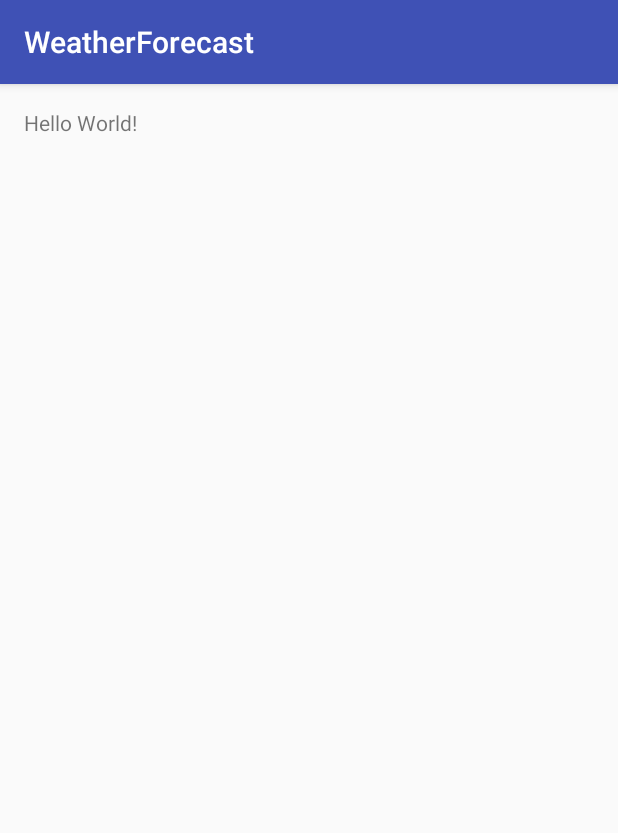
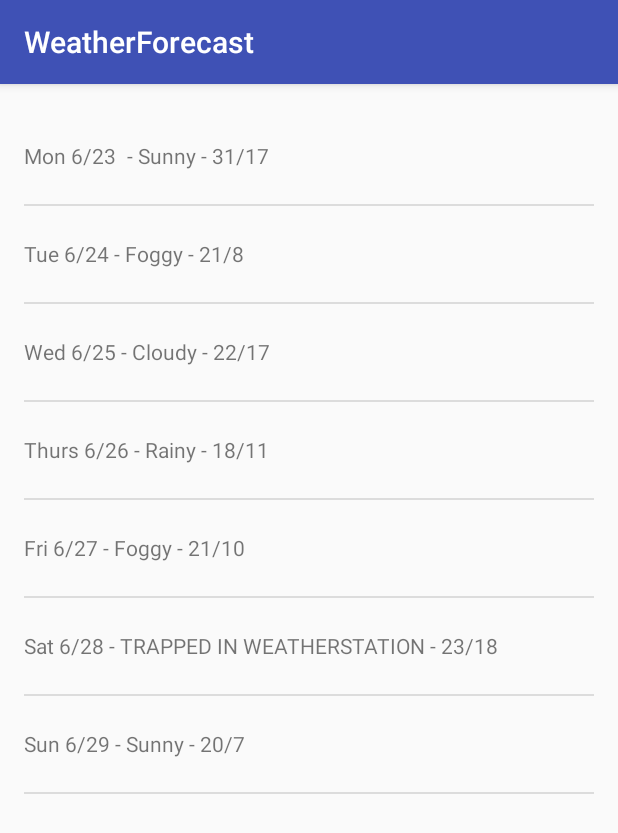
Before and after one commit to puruya/WeatherForecast, an Android app: the screen it shows after launch (MainActivity), on a phone screen of 412 x 824 dp. Shown: the top 833 px of the screen. Run offline under Robolectric (Android 15) with nearby library versions, the phone set to English and light mode, and no system bars.

Commit message:
Let's do it 1.

```diff
--- a/app/build.gradle
+++ b/app/build.gradle
@@ -22,5 +22,6 @@ android {
 dependencies {
     compile fileTree(dir: 'libs', include: ['*.jar'])
     testCompile 'junit:junit:4.12'
-    compile 'com.android.support:appcompat-v7:23.3.0'
+    compile 'com.android.support:appcompat-v7:23.4.0'
+    compile 'com.android.support:support-v4:23.4.0'
 }
--- a/app/src/main/java/com/loyid/weatherforecast/MainActivity.java
+++ b/app/src/main/java/com/loyid/weatherforecast/MainActivity.java
@@ -9,5 +9,13 @@ public class MainActivity extends AppCompatActivity {
     protected void onCreate(Bundle savedInstanceState) {
         super.onCreate(savedInstanceState);
         setContentView(R.layout.activity_main);
+
+        /*
+        if (savedInstanceState == null) {
+            getSupportFragmentManager().beginTransaction()
+                    .add(R.id.container, new ForecastFragment())
+                    .commit();
+        }
+        */
     }
 }
--- /dev/null
+++ b/app/src/main/java/com/loyid/weatherforecast/MainFragment.java
@@ -0,0 +1,74 @@
+package com.loyid.weatherforecast;
+
+
+import android.os.Bundle;
+import android.support.v4.app.Fragment;
+import android.view.LayoutInflater;
+import android.view.View;
+import android.view.ViewGroup;
+import android.widget.AdapterView;
+import android.widget.ArrayAdapter;
+import android.widget.ListView;
+import android.widget.Toast;
+
+import java.util.ArrayList;
+import java.util.Arrays;
+import java.util.List;
+
+
+/**
+ * A simple {@link Fragment} subclass.
+ */
+public class MainFragment extends Fragment {
+
+    private ArrayAdapter<String> mForecastAdapter;
+
+    public MainFragment() {
+        // Required empty public constructor
+    }
+
+
+    @Override
+    public View onCreateView(LayoutInflater inflater, ViewGroup container,
+                             Bundle savedInstanceState) {
+        // Create some dummy data for the ListView.  Here's a sample weekly forecast
+        String[] data = {
+                "Mon 6/23 - Sunny - 31/17",
+                "Tue 6/24 - Foggy - 21/8",
+                "Wed 6/25 - Cloudy - 22/17",
+                "Thurs 6/26 - Rainy - 18/11",
+                "Fri 6/27 - Foggy - 21/10",
+                "Sat 6/28 - TRAPPED IN WEATHERSTATION - 23/18",
+                "Sun 6/29 - Sunny - 20/7"
+        };
+
+        List<String> weekForecast = new ArrayList<String>(Arrays.asList(data));
+
+        // Now that we have some dummy forecast data, create an ArrayAdapter.
+        // The ArrayAdapter will take data from a source (like our dummy forecast) and
+        // use it to populate the ListView it's attached to.
+        mForecastAdapter =
+                new ArrayAdapter<String>(
+                        getActivity(), // The current context (this activity)
+                        R.layout.list_item_forecast, // The name of the layout ID.
+                        R.id.list_item_forecast_textview, // The ID of the textview to populate.
+                        weekForecast);
+
+        // Inflate the layout for this fragment
+        View rootView = inflater.inflate(R.layout.fragment_main, container, false);
+
+        // Get a reference to the ListView, and attach this adapter to it.
+        ListView listView = (ListView) rootView.findViewById(R.id.listview_forecast);
+        listView.setAdapter(mForecastAdapter);
+        listView.setOnItemClickListener(new AdapterView.OnItemClickListener() {
+            @Override
+            public void onItemClick(AdapterView<?> adapterView, View view, int position, long l) {
+                String forecast = mForecastAdapter.getItem(position);
+                Toast.makeText(getActivity(), forecast, Toast.LENGTH_SHORT).show();
+            }
+        });
+
+        return rootView;
+    }
+
+}
--- a/app/src/main/res/layout/activity_main.xml
+++ b/app/src/main/res/layout/activity_main.xml
@@ -1,17 +1,23 @@
 <?xml version="1.0" encoding="utf-8"?>
-<RelativeLayout
+<!--
+<FrameLayout xmlns:android="http://schemas.android.com/apk/res/android"
+    xmlns:tools="http://schemas.android.com/tools"
+    android:id="@+id/container"
+    android:layout_width="match_parent"
+    android:layout_height="match_parent"
+    tools:context=".MainActivity"
+    tools:ignore="MergeRootFrame" />
+-->
+<fragment
     xmlns:android="http://schemas.android.com/apk/res/android"
     xmlns:tools="http://schemas.android.com/tools"
+    android:id="@+id/fragment_main"
+    android:name="com.loyid.weatherforecast.MainFragment"
     android:layout_width="match_parent"
     android:layout_height="match_parent"
     android:paddingLeft="@dimen/activity_horizontal_margin"
     android:paddingRight="@dimen/activity_horizontal_margin"
     android:paddingTop="@dimen/activity_vertical_margin"
     android:paddingBottom="@dimen/activity_vertical_margin"
-    tools:context="com.loyid.weatherforecast.MainActivity">
-
-    <TextView
-        android:text="Hello World!"
-        android:layout_width="wrap_content"
-        android:layout_height="wrap_content" />
-</RelativeLayout>
+    tools:context="com.loyid.weatherforecast.MainFragment"
+    tools:layout="@android:layout/list_content"/>
--- /dev/null
+++ b/app/src/main/res/layout/fragment_main.xml
@@ -0,0 +1,16 @@
+<FrameLayout xmlns:android="http://schemas.android.com/apk/res/android"
+    xmlns:tools="http://schemas.android.com/tools"
+    android:layout_width="match_parent"
+    android:layout_height="match_parent"
+    android:paddingLeft="@dimen/activity_horizontal_margin"
+    android:paddingRight="@dimen/activity_horizontal_margin"
+    android:paddingTop="@dimen/activity_vertical_margin"
+    android:paddingBottom="@dimen/activity_vertical_margin"
+    tools:context=".MainFragment">
+
+    <ListView
+        android:id="@+id/listview_forecast"
+        android:layout_width="match_parent"
+        android:layout_height="match_parent" />
+
+</FrameLayout>
--- /dev/null
+++ b/app/src/main/res/layout/list_item_forecast.xml
@@ -0,0 +1,7 @@
+<?xml version="1.0" encoding="utf-8"?>
+<TextView xmlns:android="http://schemas.android.com/apk/res/android"
+    android:layout_width="match_parent"
+    android:layout_height="wrap_content"
+    android:minHeight="?android:attr/listPreferredItemHeight"
+    android:gravity="center_vertical"
+    android:id="@+id/list_item_forecast_textview" />
--- a/app/src/main/res/values/strings.xml
+++ b/app/src/main/res/values/strings.xml
@@ -1,3 +1,6 @@
 <resources>
     <string name="app_name">WeatherForecast</string>
+
+    <!-- TODO: Remove or change this placeholder text -->
+    <string name="hello_blank_fragment">Hello blank fragment</string>
 </resources>
```
Also changed, not shown: app/src/main/AndroidManifest.xml (indentation only).
